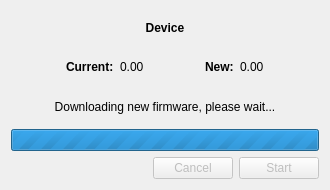
Before: the Qt Designer form src/ckb/fwupgradedialog.ui in ckb-next/ckb-next, drawn with Qt 5.
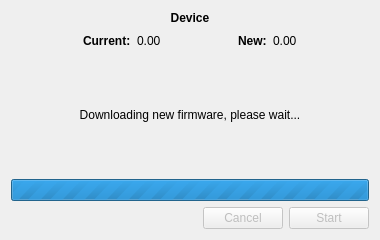
After: the same form once the commit is applied.

The edit to the form file:
```diff
--- a/src/ckb/fwupgradedialog.ui
+++ b/src/ckb/fwupgradedialog.ui
@@ -6,10 +6,16 @@
    <rect>
     <x>0</x>
     <y>0</y>
-    <width>330</width>
-    <height>190</height>
+    <width>380</width>
+    <height>240</height>
    </rect>
   </property>
+  <property name="sizePolicy">
+   <sizepolicy hsizetype="Fixed" vsizetype="Fixed">
+    <horstretch>0</horstretch>
+    <verstretch>0</verstretch>
+   </sizepolicy>
+  </property>
   <property name="windowTitle">
    <string>Firmware update</string>
   </property>
@@ -97,12 +103,21 @@
      </item>
      <item row="2" column="0" colspan="7">
       <widget class="QLabel" name="statusLabel">
+       <property name="sizePolicy">
+        <sizepolicy hsizetype="Preferred" vsizetype="Expanding">
+         <horstretch>0</horstretch>
+         <verstretch>0</verstretch>
+        </sizepolicy>
+       </property>
        <property name="text">
         <string>Downloading new firmware, please wait...</string>
        </property>
        <property name="alignment">
         <set>Qt::AlignCenter</set>
        </property>
+       <property name="wordWrap">
+        <bool>true</bool>
+       </property>
       </widget>
      </item>
      <item row="1" column="3">
@@ -120,6 +135,12 @@
      </item>
      <item row="0" column="0" colspan="7">
       <widget class="QLabel" name="devLabel">
+       <property name="sizePolicy">
+        <sizepolicy hsizetype="Preferred" vsizetype="Minimum">
+         <horstretch>0</horstretch>
+         <verstretch>0</verstretch>
+        </sizepolicy>
+       </property>
        <property name="font">
         <font>
          <weight>75</weight>
```
